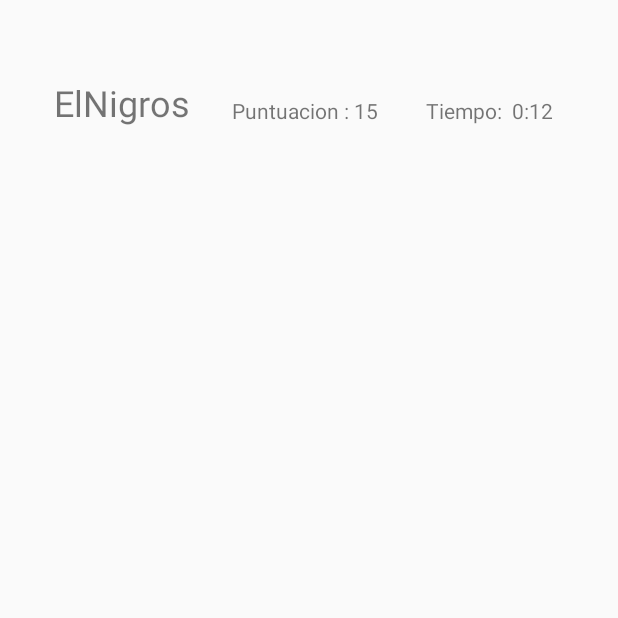
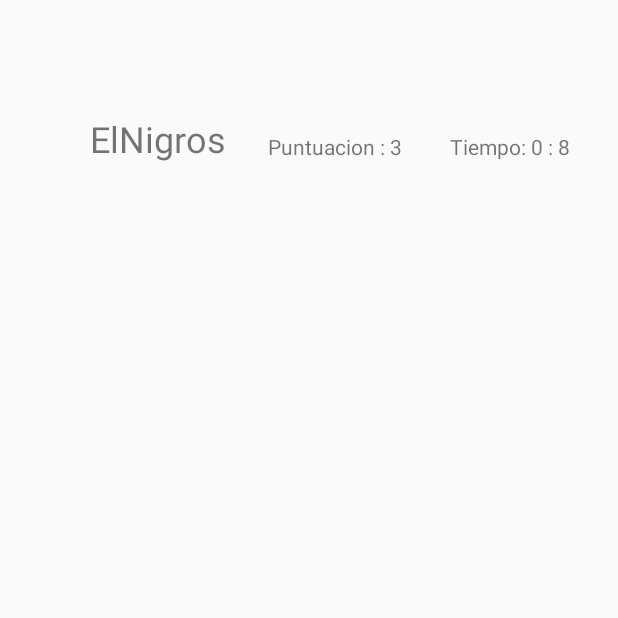
Before and after one commit to Elniadas/Quiz, an Android app: the Ladderboard screen opened directly, with no data from a screen before it, on a phone screen of 412 x 824 dp, the top half of it. Run offline under Robolectric (Android 15) with nearby library versions, the phone set to English and light mode, and no system bars; our stand-ins replace Room's generated code.

Commit message:
Recicler view con clasificacioens

```diff
--- a/app/src/main/java/com/grupox/game_primeros_test/Ladderboard.kt
+++ b/app/src/main/java/com/grupox/game_primeros_test/Ladderboard.kt
@@ -2,8 +2,13 @@ package com.grupox.game_primeros_test
 
 import androidx.appcompat.app.AppCompatActivity
 import android.os.Bundle
+import androidx.core.content.ContentProviderCompat.requireContext
+import androidx.lifecycle.Observer
+import androidx.lifecycle.ViewModelProvider
+import androidx.recyclerview.widget.LinearLayoutManager
 import com.grupox.game_primeros_test.bd.Clasificacion
 import com.grupox.game_primeros_test.bd.PreguntaViewModel
+import kotlinx.android.synthetic.main.activity_ladderboard.*
 
 class Ladderboard : AppCompatActivity() {
 
@@ -13,7 +18,18 @@ class Ladderboard : AppCompatActivity() {
         super.onCreate(savedInstanceState)
         setContentView(R.layout.activity_ladderboard)
 
-        val adapter=ListAdapter()
+
+        // Recyclerview
+        val adapter = ListAdapter()
+        val recyclerView = recyclerview
+        recyclerView.adapter = adapter
+        recyclerView.layoutManager = LinearLayoutManager(this)
+
+        // UserViewModel
+        mClasificacionViewModel = ViewModelProvider(this).get(PreguntaViewModel::class.java)
+        mClasificacionViewModel.readAllClasificaiones.observe(this, { clasificacion ->
+            adapter.setData(clasificacion)
+        })
 
 
     }
--- a/app/src/main/java/com/grupox/game_primeros_test/ListAdapter.kt
+++ b/app/src/main/java/com/grupox/game_primeros_test/ListAdapter.kt
@@ -6,6 +6,7 @@ import android.view.ViewGroup
 import androidx.recyclerview.widget.RecyclerView
 import com.grupox.game_primeros_test.bd.Clasificacion
 import kotlinx.android.synthetic.main.activity_ladderboard.view.*
+import kotlinx.android.synthetic.main.custom_row.view.*
 
 class ListAdapter: RecyclerView.Adapter<ListAdapter.MyViewHolder>() {
 
@@ -14,7 +15,7 @@ class ListAdapter: RecyclerView.Adapter<ListAdapter.MyViewHolder>() {
     class MyViewHolder(itemView: View): RecyclerView.ViewHolder(itemView) {}
 
     override fun onCreateViewHolder(parent: ViewGroup, viewType: Int): MyViewHolder {
-        return MyViewHolder(LayoutInflater.from(parent.context).inflate(R.layout.activity_ladderboard, parent, false))
+        return MyViewHolder(LayoutInflater.from(parent.context).inflate(R.layout.custom_row, parent, false))
     }
 
     override fun getItemCount(): Int {
--- a/app/src/main/java/com/grupox/game_primeros_test/bd/PreguntasDataBase.kt
+++ b/app/src/main/java/com/grupox/game_primeros_test/bd/PreguntasDataBase.kt
@@ -31,8 +31,7 @@ abstract class PreguntasDataBase : RoomDatabase() {
             Room.databaseBuilder(
                 context.applicationContext,
                 PreguntasDataBase::class.java, "preguntas_database"
-          //  ).build()
             ).createFromAsset("database/preguntas_database.db").build()
-           // ).createFromAsset("database/preguntas_database.db").build()
+
     }
 }
--- a/app/src/main/res/layout/activity_ladderboard.xml
+++ b/app/src/main/res/layout/activity_ladderboard.xml
@@ -6,34 +6,19 @@
     android:layout_height="match_parent"
     tools:context=".Ladderboard">
 
-    <TextView
-        android:id="@+id/tv_username"
-        android:layout_width="wrap_content"
-        android:layout_height="wrap_content"
-        android:layout_marginStart="36dp"
-        android:layout_marginTop="52dp"
-        android:text="ElNigros"
-        android:textSize="24sp"
+
+    <androidx.recyclerview.widget.RecyclerView
+        android:id="@+id/recyclerview"
+        android:layout_width="match_parent"
+        android:layout_height="match_parent"
+        app:layout_constraintBottom_toBottomOf="parent"
+        app:layout_constraintEnd_toEndOf="parent"
+        app:layout_constraintHorizontal_bias="0.5"
         app:layout_constraintStart_toStartOf="parent"
         app:layout_constraintTop_toTopOf="parent" />
 
-    <TextView
-        android:id="@+id/tv_puntuacion"
-        android:layout_width="wrap_content"
-        android:layout_height="wrap_content"
-        android:layout_marginStart="28dp"
-        android:layout_marginTop="64dp"
-        android:text="Puntuacion : 15"
-        app:layout_constraintStart_toEndOf="@+id/tv_username"
-        app:layout_constraintTop_toTopOf="parent" />
 
-    <TextView
-        android:id="@+id/tv_tiempo"
-        android:layout_width="wrap_content"
-        android:layout_height="wrap_content"
-        android:layout_marginStart="32dp"
-        android:layout_marginTop="64dp"
-        android:text="Tiempo:  0:12"
-        app:layout_constraintStart_toEndOf="@+id/tv_puntuacion"
-        app:layout_constraintTop_toTopOf="parent" />
+
+
+
 </androidx.constraintlayout.widget.ConstraintLayout>
--- /dev/null
+++ b/app/src/main/res/layout/custom_row.xml
@@ -0,0 +1,41 @@
+<?xml version="1.0" encoding="utf-8"?>
+<androidx.constraintlayout.widget.ConstraintLayout xmlns:android="http://schemas.android.com/apk/res/android"
+    xmlns:app="http://schemas.android.com/apk/res-auto"
+    xmlns:tools="http://schemas.android.com/tools"
+    android:layout_width="match_parent"
+    android:layout_height="wrap_content"
+    android:padding="24sp">
+
+
+    <TextView
+        android:id="@+id/tv_username"
+        android:layout_width="wrap_content"
+        android:layout_height="wrap_content"
+        android:layout_marginStart="36dp"
+        android:layout_marginTop="52dp"
+        android:text="ElNigros"
+        android:textSize="24sp"
+        app:layout_constraintStart_toStartOf="parent"
+        app:layout_constraintTop_toTopOf="parent" />
+
+    <TextView
+        android:id="@+id/tv_puntuacion"
+        android:layout_width="wrap_content"
+        android:layout_height="wrap_content"
+        android:layout_marginStart="28dp"
+        android:layout_marginTop="64dp"
+        android:text="Puntuacion : 15"
+        app:layout_constraintStart_toEndOf="@+id/tv_username"
+        app:layout_constraintTop_toTopOf="parent" />
+
+    <TextView
+        android:id="@+id/tv_tiempo"
+        android:layout_width="wrap_content"
+        android:layout_height="wrap_content"
+        android:layout_marginStart="32dp"
+        android:layout_marginTop="64dp"
+        android:text="Tiempo:  0:12"
+        app:layout_constraintStart_toEndOf="@+id/tv_puntuacion"
+        app:layout_constraintTop_toTopOf="parent" />
+
+</androidx.constraintlayout.widget.ConstraintLayout>
```
Also changed, not shown: app/src/main/java/com/grupox/game_primeros_test/MainActivity.kt (+6 -3 lines), app/src/main/res/layout/activity_main.xml (+15 -0 lines).
